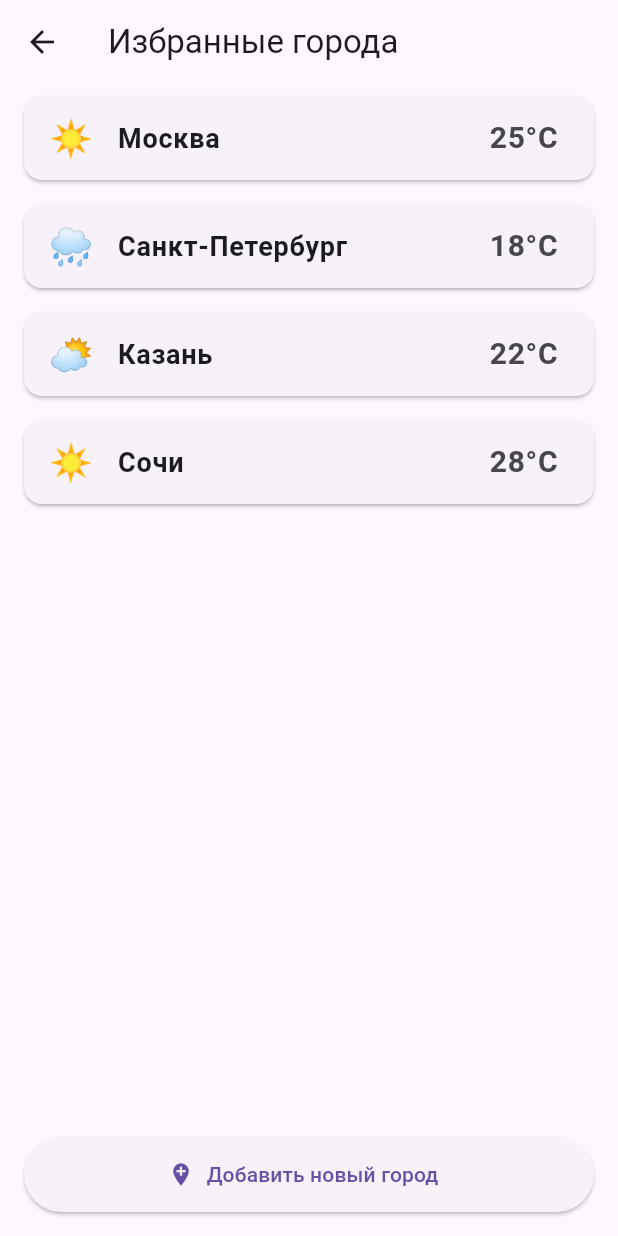
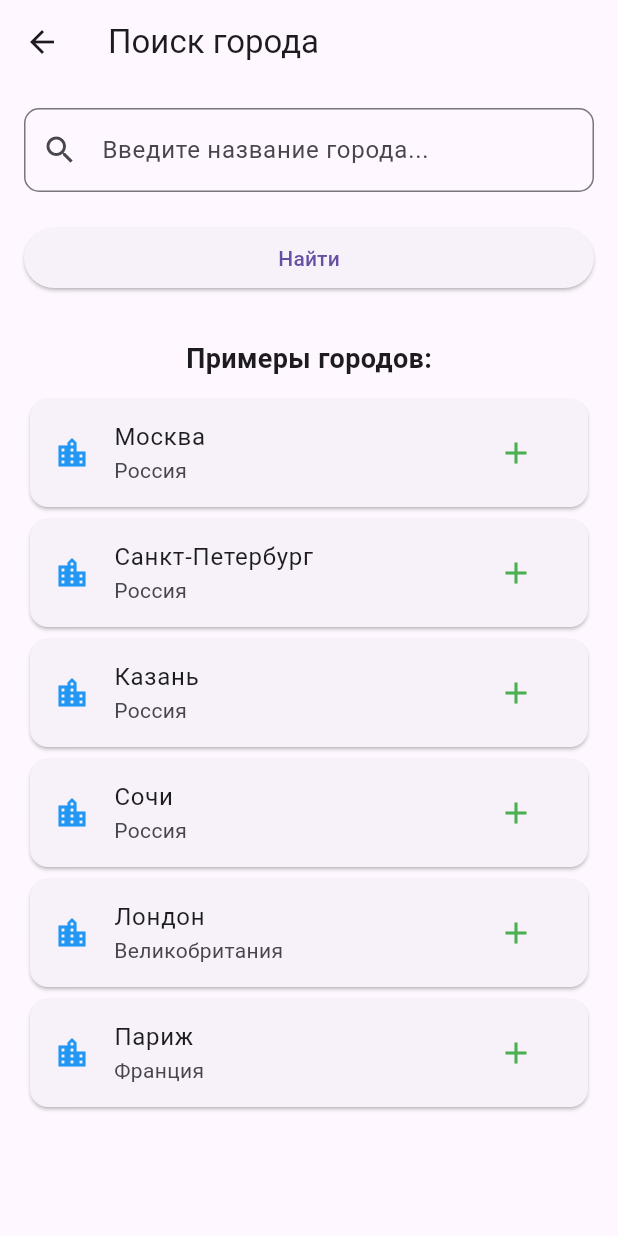
Before and after one commit to okuneva12/WeatherWise, a Flutter app: the FavoritesScreen screen opened directly, after a tap on "Добавить новый город", on a phone screen of 412 x 824 dp. Run offline on Flutter 3.47's test engine with Material 3 defaults, Android fonts, the phone set to English and light mode, and no system bars.

Commit message:
ЛР5: Навигация и интерактивность. Добавлены: SearchScreen, обработка нажатий, удаление городов, SnackBar уведомления

```diff
--- a/lib/main.dart
+++ b/lib/main.dart
@@ -1,6 +1,5 @@
 import 'package:flutter/material.dart';
 import 'screens/home_screen.dart';
-import 'screens/favorites_screen.dart';
 
 void main() {
   runApp(const MainApp());
@@ -15,8 +14,11 @@
       title: 'WeatherWise',
       theme: ThemeData(
         primarySwatch: Colors.blue,
+        fontFamily: 'Roboto',
+        useMaterial3: true,
       ),
       home: const HomeScreen(),
+      debugShowCheckedModeBanner: false,
     );
   }
 }
--- a/lib/screens/favorites_screen.dart
+++ b/lib/screens/favorites_screen.dart
@@ -1,7 +1,36 @@
 import 'package:flutter/material.dart';
+import 'search_screen.dart'; // ← ВАЖНО: этот импорт должен быть
 
-class FavoritesScreen extends StatelessWidget {
-  const FavoritesScreen({super.key});
+class FavoritesScreen extends StatefulWidget {
+  final Function(String)? onCitySelected;
+
+  const FavoritesScreen({super.key, this.onCitySelected});
+
+  @override
+  State<FavoritesScreen> createState() => _FavoritesScreenState();
+}
+
+class _FavoritesScreenState extends State<FavoritesScreen> {
+  List<Map<String, String>> favoriteCities = [
+    {'city': 'Москва', 'temperature': '25°C', 'condition': '☀️'},
+    {'city': 'Санкт-Петербург', 'temperature': '18°C', 'condition': '🌧️'},
+    {'city': 'Казань', 'temperature': '22°C', 'condition': '⛅'},
+    {'city': 'Сочи', 'temperature': '28°C', 'condition': '☀️'},
+  ];
+
+  void _removeCity(int index) {
+    setState(() {
+      final removedCity = favoriteCities[index]['city'];
+      favoriteCities.removeAt(index);
+
+      ScaffoldMessenger.of(context).showSnackBar(
+        SnackBar(
+          content: Text('Город $removedCity удалён из избранного'),
+          duration: const Duration(seconds: 2),
+        ),
+      );
+    });
+  }
 
   @override
   Widget build(BuildContext context) {
@@ -10,20 +39,66 @@ class FavoritesScreen extends StatelessWidget {
         title: const Text('Избранные города'),
         leading: IconButton(
           icon: const Icon(Icons.arrow_back),
-          onPressed: () {},
+          onPressed: () => Navigator.pop(context),
         ),
       ),
       body: Column(
         children: [
           // Список избранных городов
           Expanded(
-            child: ListView(
-              children: const [
-                _FavoriteCityItem(city: 'Москва', temperature: '25°C', condition: '☀️'),
-                _FavoriteCityItem(city: 'Санкт-Петербург', temperature: '18°C', condition: '🌧️'),
-                _FavoriteCityItem(city: 'Казань', temperature: '22°C', condition: '⛅'),
-                _FavoriteCityItem(city: 'Сочи', temperature: '28°C', condition: '☀️'),
-              ],
+            child: ListView.builder(
+              itemCount: favoriteCities.length,
+              itemBuilder: (context, index) {
+                final city = favoriteCities[index];
+                return Dismissible(
+                  key: Key(city['city']!),
+                  background: Container(color: Colors.red),
+                  direction: DismissDirection.endToStart,
+                  onDismissed: (direction) => _removeCity(index),
+                  child: Card(
+                    margin: const EdgeInsets.symmetric(horizontal: 16, vertical: 8),
+                    child: ListTile(
+                      leading: Text(city['condition']!, style: const TextStyle(fontSize: 24)),
+                      title: Text(
+                        city['city']!,
+                        style: const TextStyle(fontSize: 18, fontWeight: FontWeight.bold),
+                      ),
+                      trailing: Text(
+                        city['temperature']!,
+                        style: const TextStyle(fontSize: 20, fontWeight: FontWeight.bold),
+                      ),
+                      onTap: () {
+                        if (widget.onCitySelected != null) {
+                          widget.onCitySelected!(city['city']!);
+                        }
+                        Navigator.pop(context);
+                      },
+                      onLongPress: () {
+                        showDialog(
+                          context: context,
+                          builder: (context) => AlertDialog(
+                            title: const Text('Удалить город?'),
+                            content: Text('Вы действительно хотите удалить ${city['city']} из избранного?'),
+                            actions: [
+                              TextButton(
+                                onPressed: () => Navigator.pop(context),
+                                child: const Text('Отмена'),
+                              ),
+                              TextButton(
+                                onPressed: () {
+                                  _removeCity(index);
+                                  Navigator.pop(context);
+                                },
+                                child: const Text('Удалить', style: TextStyle(color: Colors.red)),
+                              ),
+                            ],
+                          ),
+                        );
+                      },
+                    ),
+                  ),
+                );
+              },
             ),
           ),
 
@@ -33,7 +108,14 @@ class FavoritesScreen extends StatelessWidget {
             child: ElevatedButton.icon(
               icon: const Icon(Icons.add_location),
               label: const Text('Добавить новый город'),
-              onPressed: () {},
+              onPressed: () {
+                Navigator.push(
+                  context,
+                  MaterialPageRoute(
+                    builder: (context) => const SearchScreen(),
+                  ),
+                );
+              },
               style: ElevatedButton.styleFrom(
                 minimumSize: const Size(double.infinity, 50),
               ),
@@ -44,35 +126,3 @@ class FavoritesScreen extends StatelessWidget {
     );
   }
 }
-
-class _FavoriteCityItem extends StatelessWidget {
-  final String city;
-  final String temperature;
-  final String condition;
-
-  const _FavoriteCityItem({
-    required this.city,
-    required this.temperature,
-    required this.condition,
-  });
-
-  @override
-  Widget build(BuildContext context) {
-    return Card(
-      margin: const EdgeInsets.symmetric(horizontal: 16, vertical: 8),
-      child: ListTile(
-        leading: Text(condition, style: const TextStyle(fontSize: 24)),
-        title: Text(
-          city,
-          style: const TextStyle(fontSize: 18, fontWeight: FontWeight.bold),
-        ),
-        trailing: Text(
-          temperature,
-          style: const TextStyle(fontSize: 20, fontWeight: FontWeight.bold),
-        ),
-        onTap: () {},
-        onLongPress: () {},
-      ),
-    );
-  }
-}
--- /dev/null
+++ b/lib/screens/search_screen.dart
@@ -0,0 +1,111 @@
+import 'package:flutter/material.dart';
+
+class SearchScreen extends StatelessWidget {
+  const SearchScreen({super.key});
+
+  @override
+  Widget build(BuildContext context) {
+    return Scaffold(
+      appBar: AppBar(
+        title: const Text('Поиск города'),
+        leading: IconButton(
+          icon: const Icon(Icons.arrow_back),
+          onPressed: () => Navigator.pop(context),
+        ),
+      ),
+      body: Padding(
+        padding: const EdgeInsets.all(16.0),
+        child: Column(
+          children: [
+            // Поле поиска
+            TextField(
+              decoration: InputDecoration(
+                hintText: 'Введите название города...',
+                prefixIcon: const Icon(Icons.search),
+                border: OutlineInputBorder(
+                  borderRadius: BorderRadius.circular(10),
+                ),
+              ),
+              onChanged: (value) {
+                // Поиск будет в ЛР6
+              },
+            ),
+            const SizedBox(height: 20),
+
+            // Кнопка поиска
+            SizedBox(
+              width: double.infinity,
+              child: ElevatedButton(
+                onPressed: () {
+                  // Поиск будет в ЛР6
+                  ScaffoldMessenger.of(context).showSnackBar(
+                    const SnackBar(
+                      content: Text('Поиск города... (функция в ЛР6)'),
+                    ),
+                  );
+                },
+                child: const Text('Найти'),
+              ),
+            ),
+
+            const SizedBox(height: 30),
+            const Text(
+              'Примеры городов:',
+              style: TextStyle(fontSize: 18, fontWeight: FontWeight.bold),
+            ),
+            const SizedBox(height: 10),
+
+            // Список примеров городов
+            Expanded(
+              child: ListView(
+                children: const [
+                  _CityResultItem(city: 'Москва', country: 'Россия'),
+                  _CityResultItem(city: 'Санкт-Петербург', country: 'Россия'),
+                  _CityResultItem(city: 'Казань', country: 'Россия'),
+                  _CityResultItem(city: 'Сочи', country: 'Россия'),
+                  _CityResultItem(city: 'Лондон', country: 'Великобритания'),
+                  _CityResultItem(city: 'Париж', country: 'Франция'),
+                ],
+              ),
+            ),
+          ],
+        ),
+      ),
+    );
+  }
+}
+
+class _CityResultItem extends StatelessWidget {
+  final String city;
+  final String country;
+
+  const _CityResultItem({
+    required this.city,
+    required this.country,
+  });
+
+  @override
+  Widget build(BuildContext context) {
+    return Card(
+      child: ListTile(
+        leading: const Icon(Icons.location_city, color: Colors.blue),
+        title: Text(city),
+        subtitle: Text(country),
+        trailing: IconButton(
+          icon: const Icon(Icons.add, color: Colors.green),
+          onPressed: () {
+            ScaffoldMessenger.of(context).showSnackBar(
+              SnackBar(
+                content: Text('Город $city добавлен в избранное'),
+                duration: const Duration(seconds: 2),
+              ),
+            );
+          },
+        ),
+        onTap: () {
+          Navigator.pop(context, city); // Возвращаем выбранный город
+        },
+      ),
+    );
+  }
+}
```
Also changed, not shown: lib/screens/home_screen.dart (+73 -17 lines).
